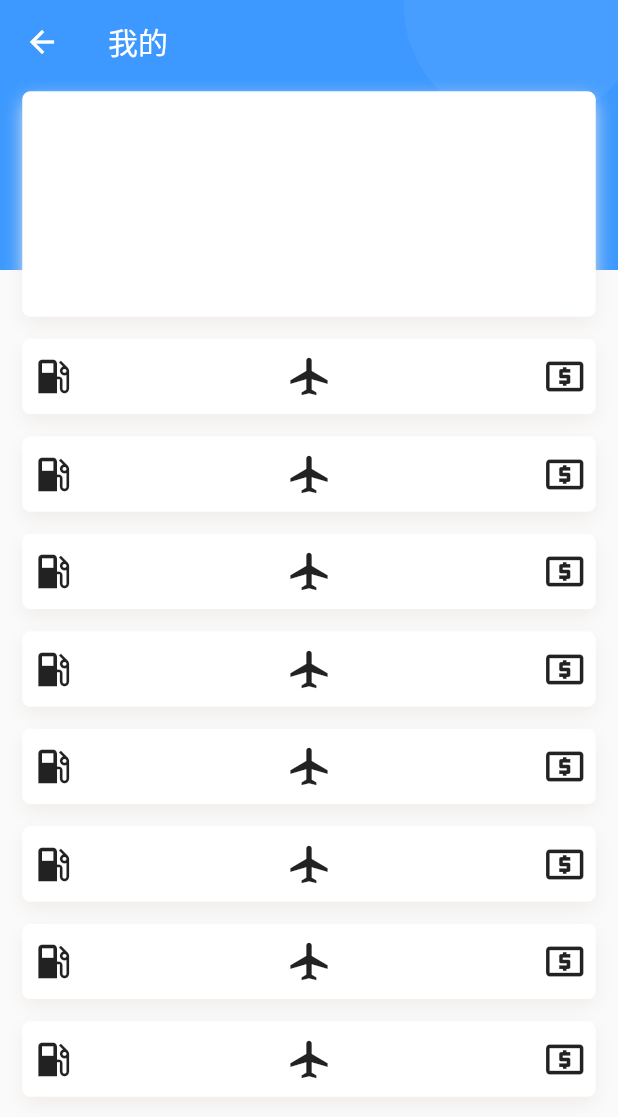
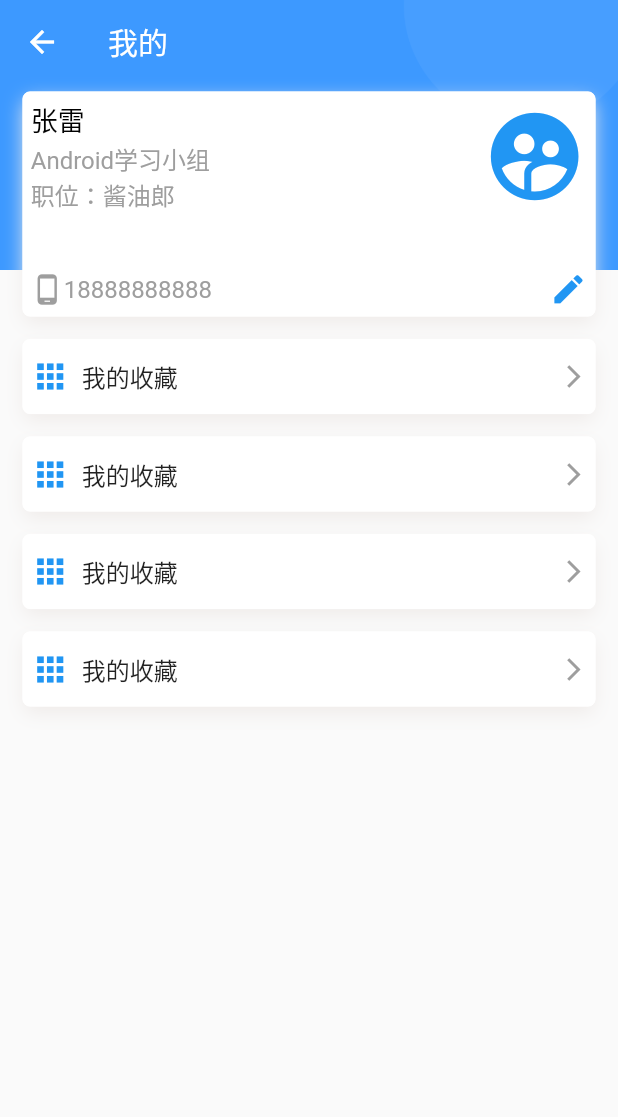
Before and after one commit to ZhangLeiBoy/FlutterLearning, a Flutter app: the Menu4Page screen opened directly, on a phone screen of 412 x 824 dp. Shown: the top 1117 px of the screen. Run offline on Flutter 3.47's test engine with Material 2 defaults, Android fonts, the phone set to English and light mode, and no system bars; our stand-ins replace dio; missing offline and left inert: simple_permissions; network calls fail.

Commit message:
增加网络请求库

```diff
--- a/lib/ab/create_alert.dart
+++ b/lib/ab/create_alert.dart
@@ -94,6 +94,7 @@ class _MenuAlertPageState extends State<MenuAlertPage> {
                   pda(
                       FloatingActionButton(
                         elevation: 0,
+                        heroTag: null,
                         mini: true,
                         onPressed: () {
                           Navigator.pop(context, "");
--- a/lib/ab/menu2/home_menu2.dart
+++ b/lib/ab/menu2/home_menu2.dart
@@ -6,8 +6,26 @@ class Menu2Page extends StatefulWidget {
 }
 
 class _Menu2PageState extends State<Menu2Page> {
+
+
+  @override
+  void initState() {
+    // TODO: 插入渲染树时调用，只调用一次，widget创建执行的第一个方法，可以再里面初始化一些数据，以及绑定控制器
+    super.initState();
+  }
+
+  @override
+  void didChangeDependencies() {
+    // TODO: 当State对象的依赖发生变化时会被调用；
+    //  例如：在之前build() 中包含了一个InheritedWidget，然后在之后的build() 中InheritedWidget发生了变化，
+    //  那么此时InheritedWidget的子widget的didChangeDependencies()回调都会被调用。
+    //  InheritedWidget这个widget可以由父控件向子控件共享数据，案例可以参考 scoped_model开源库
+    super.didChangeDependencies();
+  }
+
   @override
   Widget build(BuildContext context) {
+    // TODO 它主要是用于构建Widget子树的，调用次数：多次，初始化之后开始绘制界面，当setState触发的时候会再次被调用
     return new Scaffold(
       appBar: AppBar(
         title: Text("线索"),
@@ -15,4 +33,28 @@ class _Menu2PageState extends State<Menu2Page> {
       body: Text("menu2"),
     );
   }
+
+  @override
+  void didUpdateWidget(Menu2Page oldWidget) {
+    // TODO: 组件状态改变时候调用，可能会调用多次
+    super.didUpdateWidget(oldWidget);
+  }
+
+  @override
+  void deactivate() {
+    // TODO: 当State对象从树中被移除时，会调用此回调
+    super.deactivate();
+  }
+
+  @override
+  void dispose() {
+    // TODO: 当State对象从树中被永久移除时调用；通常在此回调中释放资源。
+    super.dispose();
+  }
+
+  @override
+  void reassemble() {
+    // TODO: 此回调是专门为了开发调试而提供的，在热重载(hot reload)时会被调用，此回调在Release模式下永远不会被调用。
+    super.reassemble();
+  }
 }
--- a/lib/ab/menu3/home_menu3.dart
+++ b/lib/ab/menu3/home_menu3.dart
@@ -1,3 +1,4 @@
+import 'package:dio/dio.dart';
 import 'package:flutter/material.dart';
 
 class Menu3Page extends StatefulWidget {
@@ -11,8 +12,30 @@ class _Menu3PageState extends State<Menu3Page> {
     return new Scaffold(
       appBar: AppBar(
         title: Text("消息"),
+        actions: <Widget>[
+          IconButton(icon: Icon(Icons.search,color:Colors.white,size: 30), onPressed: null),
+          IconButton(icon: Icon(Icons.add,color:Colors.white,size: 30,), onPressed: (){
+            getHttp();
+          })
+        ],
       ),
-      body: Text("menu3"),
+      body: SingleChildScrollView(
+        child: Column(
+
+          children: <Widget>[
+            Text("search Layout "),
+          ],
+        ),
+      ),
     );
   }
+
+  void getHttp() async {
+    try {
+      Response response = await Dio().get("http://task-team.cloud.hoge.cn/dev/Apitask/project/contentLatest?access_token=devbe5504d2a5c027e3139478b95055d92");
+      print(response);
+    } catch (e) {
+      print(e);
+    }
+  }
 }
--- a/lib/ab/menu4/home_menu4.dart
+++ b/lib/ab/menu4/home_menu4.dart
@@ -1,3 +1,4 @@
+import 'package:flutter/cupertino.dart';
 import 'package:flutter/material.dart';
 import 'package:flutterlearning/zhanglei/utils/bgUtil.dart';
 
@@ -68,77 +69,115 @@ class _Menu4PageState extends State<Menu4Page> {
           body: SingleChildScrollView(
             child: Column(
               children: <Widget>[
-                bgShadowStyle(Column(), height: 150),
+                bgShadowStyle(
+                    Column(
+                      crossAxisAlignment: CrossAxisAlignment.start,
+                      mainAxisAlignment: MainAxisAlignment.spaceBetween,
+                      children: <Widget>[
+                        Row(
+                          mainAxisAlignment: MainAxisAlignment.spaceBetween,
+                          crossAxisAlignment: CrossAxisAlignment.center,
+                          children: <Widget>[
+                            Column(
+                              crossAxisAlignment: CrossAxisAlignment.start,
+                              mainAxisAlignment: MainAxisAlignment.center,
+                              children: <Widget>[
+                                Text("张雷",
+                                    style: TextStyle(
+                                        color: Colors.black, fontSize: 18)),
+                                Text("Android学习小组",
+                                    style: TextStyle(
+                                        color: Colors.grey, fontSize: 16)),
+                                Text("职位：酱油郎",
+                                    style: TextStyle(
+                                        color: Colors.grey, fontSize: 16))
+                              ],
+                            ),
+                            Icon(Icons.supervised_user_circle,
+                                color: Colors.blue, size: 70),
+                          ],
+                        ),
+                        Row(
+                          crossAxisAlignment: CrossAxisAlignment.center,
+                          mainAxisAlignment: MainAxisAlignment.spaceBetween,
+                          children: <Widget>[
+                            Row(
+                              children: <Widget>[
+                                Icon(Icons.phone_android,
+                                    color: Colors.grey, size: 22),
+                                Text("18888888888",
+                                    style: TextStyle(
+                                        color: Colors.grey, fontSize: 16)),
+                              ],
+                            ),
+                            Icon(Icons.edit, color: Colors.blue, size: 25),
+                          ],
+                        )
+                      ],
+                    ),
+                    height: 150),
                 bgShadowStyle(Row(
                   crossAxisAlignment: CrossAxisAlignment.center,
                   mainAxisAlignment: MainAxisAlignment.spaceBetween,
                   children: <Widget>[
-                    Icon(Icons.local_gas_station, size: 30),
-                    Icon(Icons.local_airport, size: 30),
-                    Icon(Icons.local_atm, size: 30),
+                    Row(
+                      children: <Widget>[
+                        Icon(Icons.apps,
+                            color: Colors.blue, size: 26),
+                        Text("  我的收藏",
+                            style: TextStyle(
+                                color: Colors.black87, fontSize: 16)),
+                      ],
+                    ),
+                    Icon(Icons.arrow_forward_ios, color: Colors.grey, size: 18),
                   ],
                 )),
                 bgShadowStyle(Row(
                   crossAxisAlignment: CrossAxisAlignment.center,
                   mainAxisAlignment: MainAxisAlignment.spaceBetween,
                   children: <Widget>[
-                    Icon(Icons.local_gas_station, size: 30),
-                    Icon(Icons.local_airport, size: 30),
-                    Icon(Icons.local_atm, size: 30),
+                    Row(
+                      children: <Widget>[
+                        Icon(Icons.apps,
+                            color: Colors.blue, size: 26),
+                        Text("  我的收藏",
+                            style: TextStyle(
+                                color: Colors.black87, fontSize: 16)),
+                      ],
+                    ),
+                    Icon(Icons.arrow_forward_ios, color: Colors.grey, size: 18),
                   ],
                 )),
                 bgShadowStyle(Row(
                   crossAxisAlignment: CrossAxisAlignment.center,
                   mainAxisAlignment: MainAxisAlignment.spaceBetween,
                   children: <Widget>[
-                    Icon(Icons.local_gas_station, size: 30),
-                    Icon(Icons.local_airport, size: 30),
-                    Icon(Icons.local_atm, size: 30),
+                    Row(
+                      children: <Widget>[
+                        Icon(Icons.apps,
+                            color: Colors.blue, size: 26),
+                        Text("  我的收藏",
+                            style: TextStyle(
+                                color: Colors.black87, fontSize: 16)),
+                      ],
+                    ),
+                    Icon(Icons.arrow_forward_ios, color: Colors.grey, size: 18),
                   ],
                 )),
                 bgShadowStyle(Row(
                   crossAxisAlignment: CrossAxisAlignment.center,
                   mainAxisAlignment: MainAxisAlignment.spaceBetween,
                   children: <Widget>[
-                    Icon(Icons.local_gas_station, size: 30),
-                    Icon(Icons.local_airport, size: 30),
-                    Icon(Icons.local_atm, size: 30),
-                  ],
-                )),
-                bgShadowStyle(Row(
-                  crossAxisAlignment: CrossAxisAlignment.center,
-                  mainAxisAlignment: MainAxisAlignment.spaceBetween,
-                  children: <Widget>[
-                    Icon(Icons.local_gas_station, size: 30),
-                    Icon(Icons.local_airport, size: 30),
-                    Icon(Icons.local_atm, size: 30),
-                  ],
-                )),
-                bgShadowStyle(Row(
-                  crossAxisAlignment: CrossAxisAlignment.center,
-                  mainAxisAlignment: MainAxisAlignment.spaceBetween,
-                  children: <Widget>[
-                    Icon(Icons.local_gas_station, size: 30),
-                    Icon(Icons.local_airport, size: 30),
-                    Icon(Icons.local_atm, size: 30),
-                  ],
-                )),
-                bgShadowStyle(Row(
-                  crossAxisAlignment: CrossAxisAlignment.center,
-                  mainAxisAlignment: MainAxisAlignment.spaceBetween,
-                  children: <Widget>[
-                    Icon(Icons.local_gas_station, size: 30),
-                    Icon(Icons.local_airport, size: 30),
-                    Icon(Icons.local_atm, size: 30),
-                  ],
-                )),
-                bgShadowStyle(Row(
-                  crossAxisAlignment: CrossAxisAlignment.center,
-                  mainAxisAlignment: MainAxisAlignment.spaceBetween,
-                  children: <Widget>[
-                    Icon(Icons.local_gas_station, size: 30),
-                    Icon(Icons.local_airport, size: 30),
-                    Icon(Icons.local_atm, size: 30),
+                    Row(
+                      children: <Widget>[
+                        Icon(Icons.apps,
+                            color: Colors.blue, size: 26),
+                        Text("  我的收藏",
+                            style: TextStyle(
+                                color: Colors.black87, fontSize: 16)),
+                      ],
+                    ),
+                    Icon(Icons.arrow_forward_ios, color: Colors.grey, size: 18),
                   ],
                 ))
               ],
--- a/pubspec.yaml
+++ b/pubspec.yaml
@@ -25,6 +25,8 @@ dependencies:
   cupertino_icons: ^0.1.2
   # permissions
   simple_permissions: ^0.1.9
+  # 网络请求库
+  dio: ^3.0.0
 
 dev_dependencies:
   flutter_test:
```
Also changed, not shown: pubspec.lock, 生命周期.png (added).
